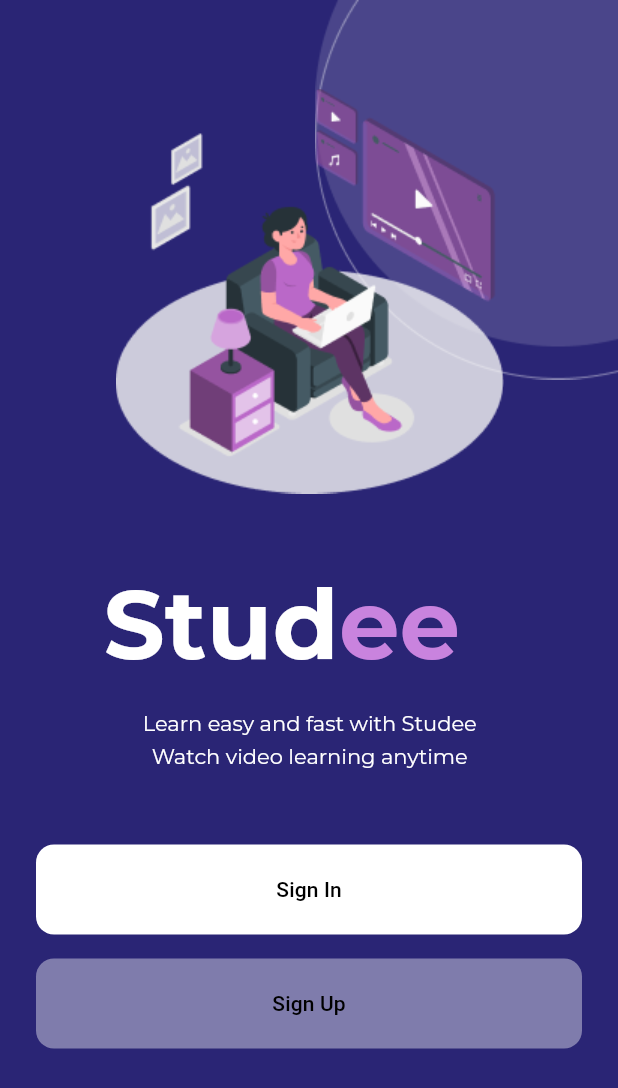
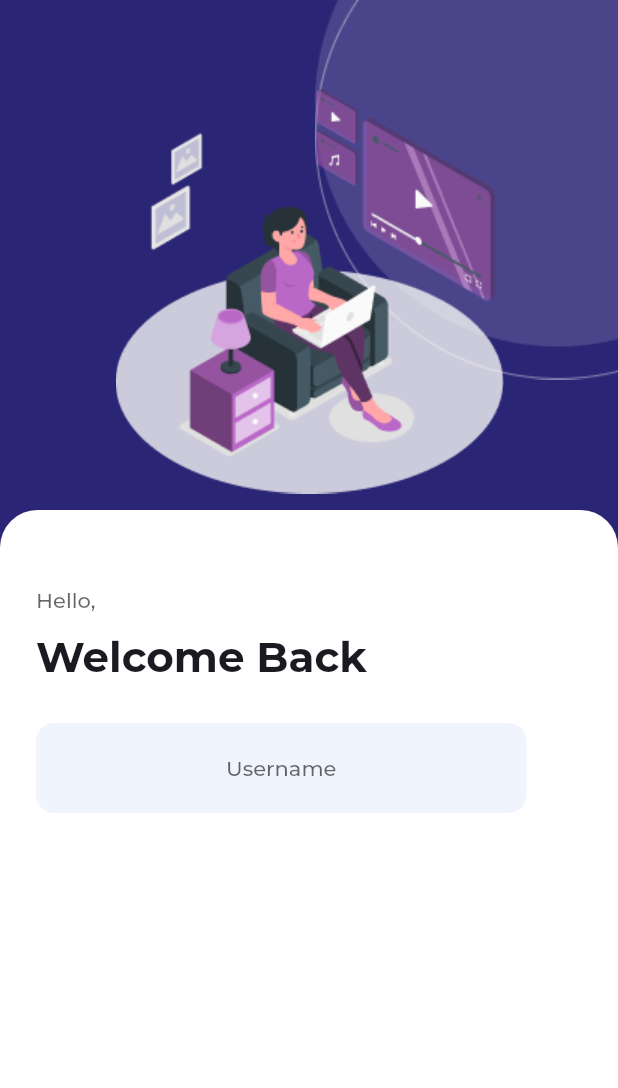
Before and after one commit to roya-zadran/onlinelearningapp, a Flutter app: the screen it shows after launch, after a tap on "Sign In", on a phone screen of 412 x 824 dp. Shown: the top 1088 px of the screen. Run offline on Flutter 3.47's test engine with Material 3 defaults, Android fonts, the phone set to English and light mode, and no system bars; our stand-ins replace google_fonts.

Commit message:
Sign In Page

```diff
--- a/lib/main.dart
+++ b/lib/main.dart
@@ -1,5 +1,5 @@
 import 'package:flutter/material.dart';
-import 'package:onlinelearningapp/pages/sign_page.dart';
+import 'package:onlinelearningapp/pages/welcome_page.dart';
 
 void main() {
   runApp(const MyApp());
--- /dev/null
+++ b/lib/pages/sign_in_page.dart
@@ -0,0 +1,94 @@
+import 'package:flutter/material.dart';
+import 'package:google_fonts/google_fonts.dart';
+import 'package:onlinelearningapp/data/constants.dart';
+
+class SignInPage extends StatelessWidget {
+  const SignInPage({super.key});
+
+  @override
+  Widget build(BuildContext context) {
+    return Scaffold(
+      backgroundColor: AppColors.scaffoldBackgroundColor,
+      body: Column(
+        crossAxisAlignment: CrossAxisAlignment.start,
+        children: [
+          Stack(
+            children: [
+              Align(
+                alignment: Alignment.topRight,
+                child: Image.asset("assets/images/circle.png"),
+              ),
+              Padding(
+                padding: const EdgeInsets.fromLTRB(59, 59, 57.78, 0),
+                child: Align(
+                  alignment: Alignment.center,
+                  child: Image.asset("assets/images/bg.png"),
+                ),
+              ),
+            ],
+          ),
+          SizedBox(height: 11),
+          Expanded(
+            child: Container(
+              decoration: BoxDecoration(
+                color: Colors.white,
+                borderRadius: BorderRadius.only(
+                  topLeft: Radius.circular(25),
+                  topRight: Radius.circular(25),
+                ),
+              ),
+              width: double.infinity,
+              height: double.infinity,
+              child: Padding(
+                padding: EdgeInsets.fromLTRB(24, 50, 24, 86),
+                child: Column(
+                  crossAxisAlignment: CrossAxisAlignment.start,
+                  children: [
+                    Text(
+                      "Hello,",
+                      style: GoogleFonts.montserrat(
+                        color: Colors.black.withOpacity(0.6),
+                        fontSize: 14,
+                        fontWeight: FontWeight.w500,
+                        letterSpacing: 0,
+                      ),
+                    ),
+                    SizedBox(height: 8),
+                    Text(
+                      "Welcome Back",
+                      style: GoogleFonts.montserrat(
+                        fontWeight: FontWeight.bold,
+                        fontSize: 28,
+                        letterSpacing: 0,
+                      ),
+                    ),
+                    SizedBox(height: 24),
+                    TextButton(
+                      onPressed: () {},
+                      style: TextButton.styleFrom(
+                        minimumSize: Size(327, 60),
+                        backgroundColor: Color(0xFFF0F4FD),
+                        shape: RoundedRectangleBorder(
+                          borderRadius: BorderRadius.circular(12),
+                        ),
+                      ),
+                      child: Text(
+                        "Username",
+                        style: GoogleFonts.montserrat(
+                          color: Colors.black.withOpacity(0.6),
+                          fontSize: 14,
+                          fontWeight: FontWeight.w500,
+                          letterSpacing: 0,
+                        ),
+                      ),
+                    ),
+                  ],
+                ),
+              ),
+            ),
+          ),
+        ],
+      ),
+    );
+  }
+}
--- a/lib/pages/sign_page.dart
+++ b/lib/pages/welcome_page.dart
@@ -1,6 +1,7 @@
 import 'package:flutter/material.dart';
 import 'package:google_fonts/google_fonts.dart';
 import 'package:onlinelearningapp/data/constants.dart';
+import 'package:onlinelearningapp/pages/sign_in_page.dart';
 import 'package:onlinelearningapp/widgets/sign_button_widget.dart';
 
 class SignPage extends StatefulWidget {
@@ -74,11 +75,35 @@ class _SignPageState extends State<SignPage> {
               ),
             ),
           ),
-          SignButton(myColor: Colors.white, myText: "Sign In", myHeight: 48),
+          SignButton(
+            myColor: Colors.white,
+            myText: "Sign In",
+            myHeight: 48,
+            map: () {
+              Navigator.push(
+                context,
+                MaterialPageRoute(
+                  builder: (context) {
+                    return SignInPage();
+                  },
+                ),
+              );
+            },
+          ),
           SignButton(
             myColor: Colors.white.withOpacity(0.4),
             myText: "Sign Up",
             myHeight: 16,
+            map: () {
+              Navigator.push(
+                context,
+                MaterialPageRoute(
+                  builder: (context) {
+                    return SignInPage();
+                  },
+                ),
+              );
+            },
           ),
         ],
       ),
--- a/lib/widgets/sign_button_widget.dart
+++ b/lib/widgets/sign_button_widget.dart
@@ -7,11 +7,13 @@ class SignButton extends StatelessWidget {
     required this.myColor,
     required this.myText,
     required this.myHeight,
+    required this.map,
   });
 
   final Color myColor;
   final String myText;
   final double myHeight;
+  final VoidCallback map;
 
   @override
   Widget build(BuildContext context) {
@@ -19,7 +21,7 @@ class SignButton extends StatelessWidget {
       child: Padding(
         padding: EdgeInsets.fromLTRB(24, myHeight, 24, 0),
         child: TextButton(
-          onPressed: () {},
+          onPressed: map,
           style: TextButton.styleFrom(
             backgroundColor: myColor,
             shape: RoundedRectangleBorder(
```
